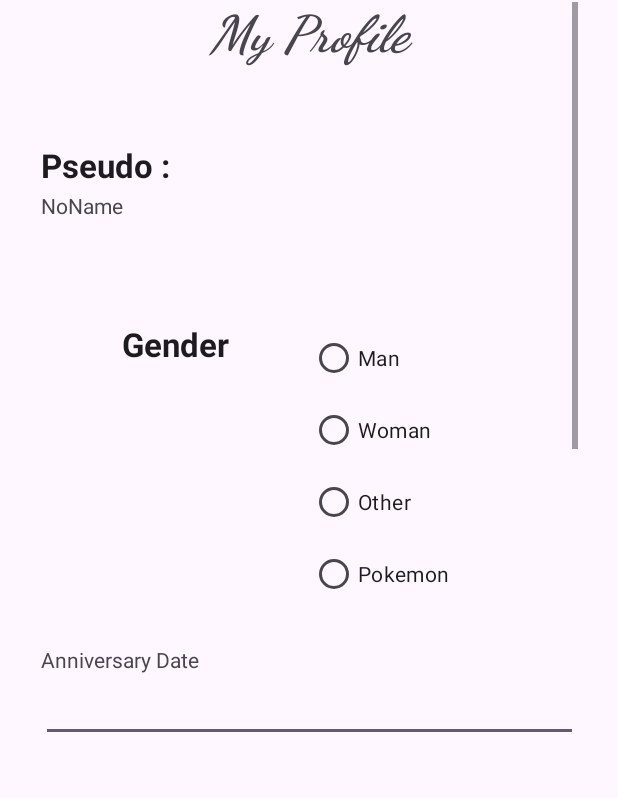
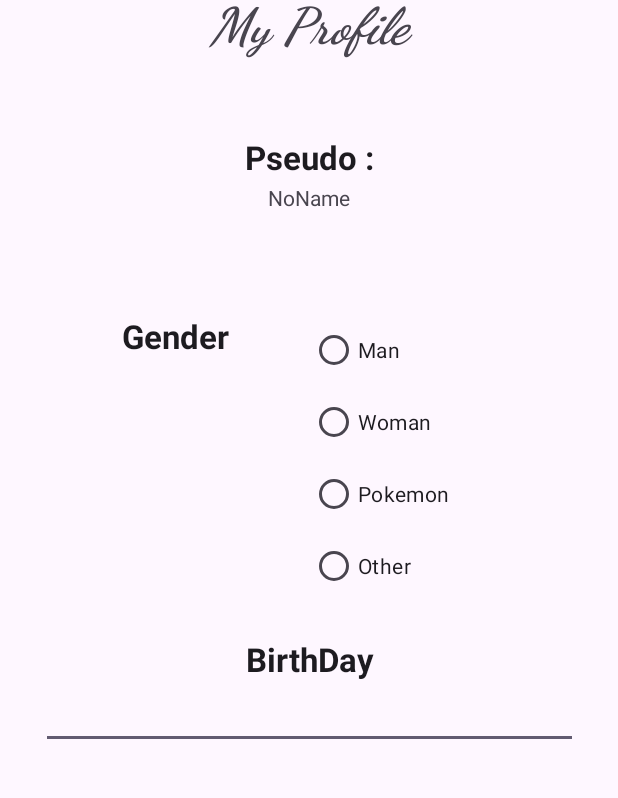
Before and after one commit to MrArobazz/Pal-TCG, an Android app: the ProfileActivity screen opened directly, with no data from a screen before it, on a phone screen of 412 x 824 dp, the part 210-1008 px from its top. Run offline under Robolectric (Android 15) with nearby library versions, the phone set to English and light mode, and no system bars.

```diff
--- a/app/src/main/res/layout/profile.xml
+++ b/app/src/main/res/layout/profile.xml
@@ -50,7 +50,7 @@
                 android:layout_width="match_parent"
                 android:layout_height="32dp"
                 android:text="@string/pseudo"
-                android:textAlignment="viewStart"
+                android:textAlignment="center"
                 android:textAppearance="@style/TextAppearance.AppCompat.Large"
                 android:textStyle="bold" />
 
@@ -59,7 +59,8 @@
                 android:layout_width="match_parent"
                 android:layout_height="50dp"
                 android:editable="true"
-                android:text="NoName" />
+                android:text="NoName"
+                android:textAlignment="center" />
 
             <Space
                 android:layout_width="match_parent"
@@ -99,16 +100,17 @@
                         android:text="@string/Woman" />
 
                     <RadioButton
+                        android:id="@+id/radioButton3"
+                        android:layout_width="match_parent"
+                        android:layout_height="wrap_content"
+                        android:text="@string/Pokemon" />
+
+                    <RadioButton
                         android:id="@+id/radioButton2"
                         android:layout_width="match_parent"
                         android:layout_height="wrap_content"
                         android:text="@string/Other" />
 
-                    <RadioButton
-                        android:id="@+id/radioButton3"
-                        android:layout_width="match_parent"
-                        android:layout_height="wrap_content"
-                        android:text="@string/Pokemon" />
                 </RadioGroup>
             </LinearLayout>
 
@@ -120,7 +122,12 @@
                 android:id="@+id/textView6"
                 android:layout_width="match_parent"
                 android:layout_height="wrap_content"
-                android:text="@string/BirthDay" />
+                android:fontFamily="sans-serif"
+                android:text="@string/BirthDay"
+                android:textAlignment="center"
+                android:textAppearance="@style/TextAppearance.AppCompat.Large"
+                android:textSize="22sp"
+                android:textStyle="bold" />
 
             <EditText
                 android:id="@+id/editTextDate_birthday"
--- a/app/src/main/res/values/strings.xml
+++ b/app/src/main/res/values/strings.xml
@@ -23,7 +23,7 @@
     <string name="Woman">Woman</string>
     <string name="Other">Other</string>
     <string name="Pokemon">Pokemon</string>
-    <string name="BirthDay">Anniversary Date</string>
+    <string name="BirthDay">BirthDay</string>
     <string name="choose_a_pokemon">Choose a pokemon</string>
 
     <string name="Victory">Victories</string>
```
